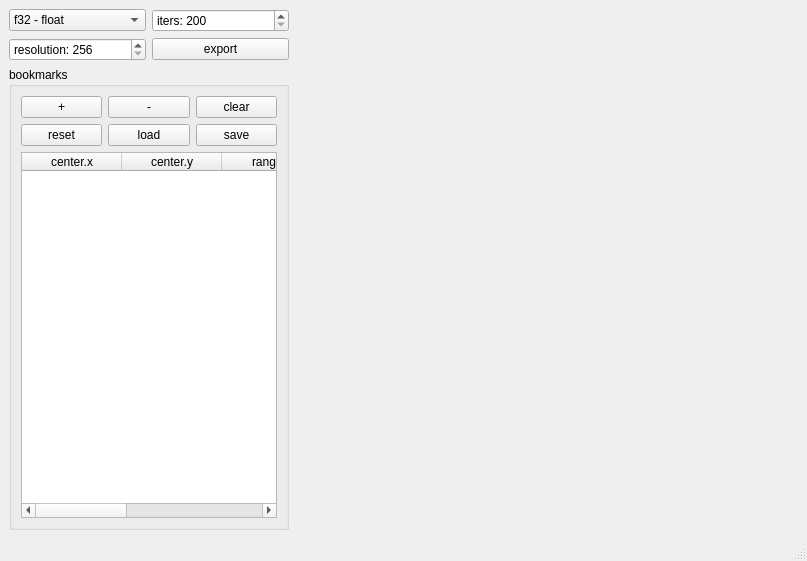
Qt form mandelbrot/mainwindow.ui (rforcen/qt) before a commit.
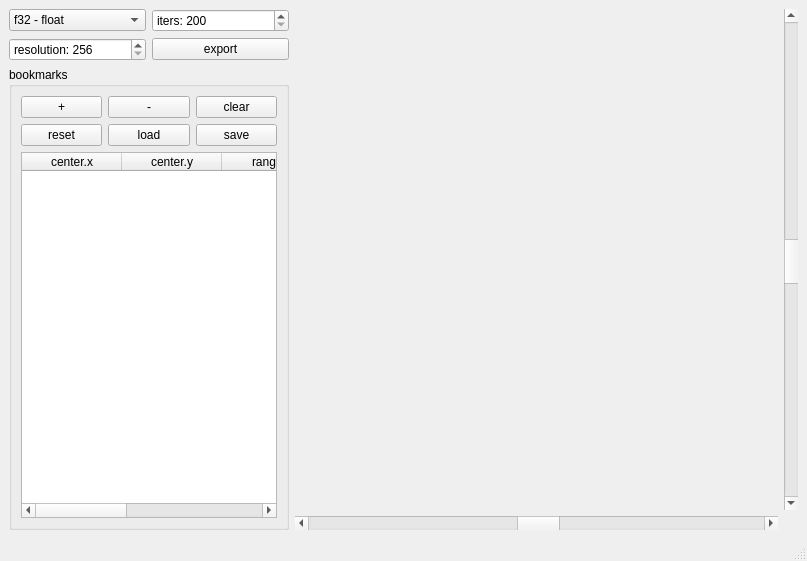
The same form after that commit. Custom widgets are drawn as their Qt base class.

The edit to the form file:
```diff
--- a/mandelbrot/mainwindow.ui
+++ b/mandelbrot/mainwindow.ui
@@ -242,11 +242,38 @@
      </layout>
     </item>
     <item>
-     <widget class="QMandelbrot" name="mandelbrot" native="true">
-      <property name="focusPolicy">
-       <enum>Qt::StrongFocus</enum>
+     <layout class="QGridLayout" name="gridLayout_3">
+      <property name="rightMargin">
+       <number>0</number>
       </property>
-     </widget>
+      <item row="1" column="1">
+       <widget class="QMandelbrot" name="mandelbrot" native="true">
+        <property name="focusPolicy">
+         <enum>Qt::StrongFocus</enum>
+        </property>
+       </widget>
+      </item>
+      <item row="2" column="1">
+       <widget class="QScrollBar" name="hsb">
+        <property name="value">
+         <number>50</number>
+        </property>
+        <property name="orientation">
+         <enum>Qt::Horizontal</enum>
+        </property>
+       </widget>
+      </item>
+      <item row="1" column="2">
+       <widget class="QScrollBar" name="vsb">
+        <property name="value">
+         <number>50</number>
+        </property>
+        <property name="orientation">
+         <enum>Qt::Vertical</enum>
+        </property>
+       </widget>
+      </item>
+     </layout>
     </item>
    </layout>
   </widget>
```
Left out of the diff: 79 changed lines with no effect on the pictures.
